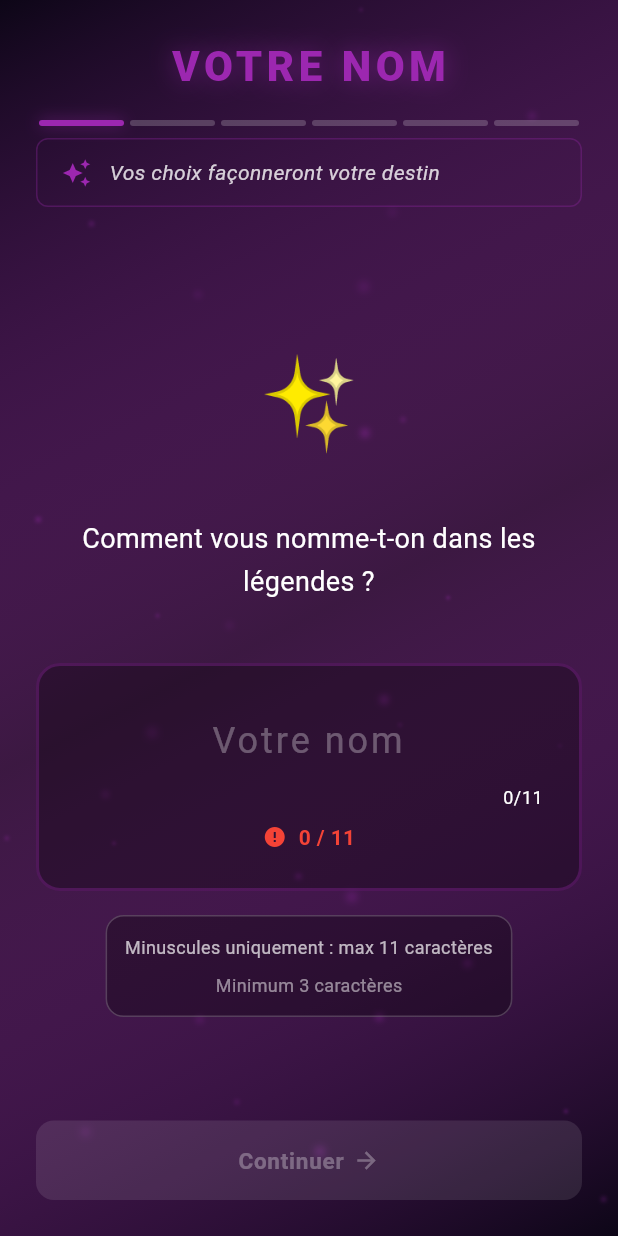
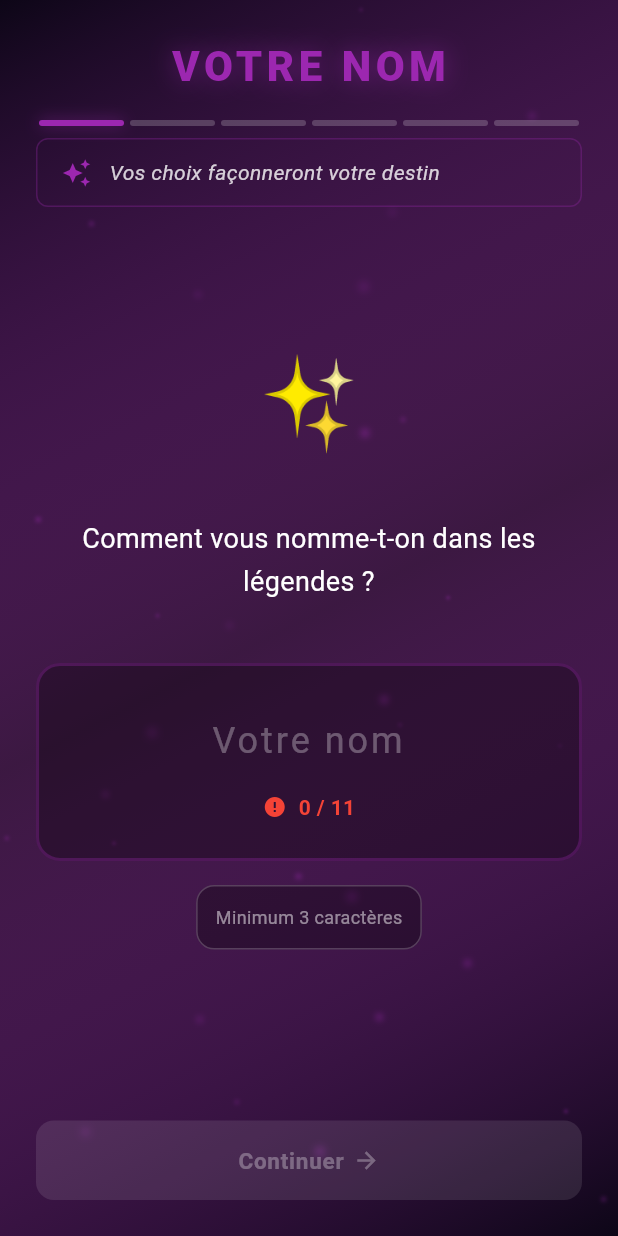
Before and after one commit to Angel-42/Dice-Destiny-Idle-Rifts, a Flutter app: the PersonaCreationScreen screen opened directly, on a phone screen of 412 x 824 dp. Run offline on Flutter 3.47's test engine with Material 3 defaults, Android fonts, the phone set to English and light mode, and no system bars; our stand-ins replace cloud_firestore, firebase_auth, firebase_core, google_sign_in; accounts and stored records are empty.

Commit message:
[FEAT] Remove static maxLength from name input in PersonaCreationScreen and update hint text for clarity

```diff
--- a/lib/src/screens/persona_creation_screen.dart
+++ b/lib/src/screens/persona_creation_screen.dart
@@ -443,7 +443,6 @@ class _PersonaCreationScreenState extends State<PersonaCreationScreen>
                     ),
                     border: InputBorder.none,
                   ),
-                  maxLength: 11,
                 ),
                 const SizedBox(height: 8),
                 Row(
@@ -481,15 +480,6 @@ class _PersonaCreationScreenState extends State<PersonaCreationScreen>
             ),
             child: Column(
               children: [
-                Text(
-                  hint,
-                  style: TextStyle(
-                    color: Colors.white.withOpacity(0.7),
-                    fontSize: 12,
-                  ),
-                  textAlign: TextAlign.center,
-                ),
-                const SizedBox(height: 8),
                 Text(
                   'Minimum 3 caractères',
                   style: TextStyle(
```
